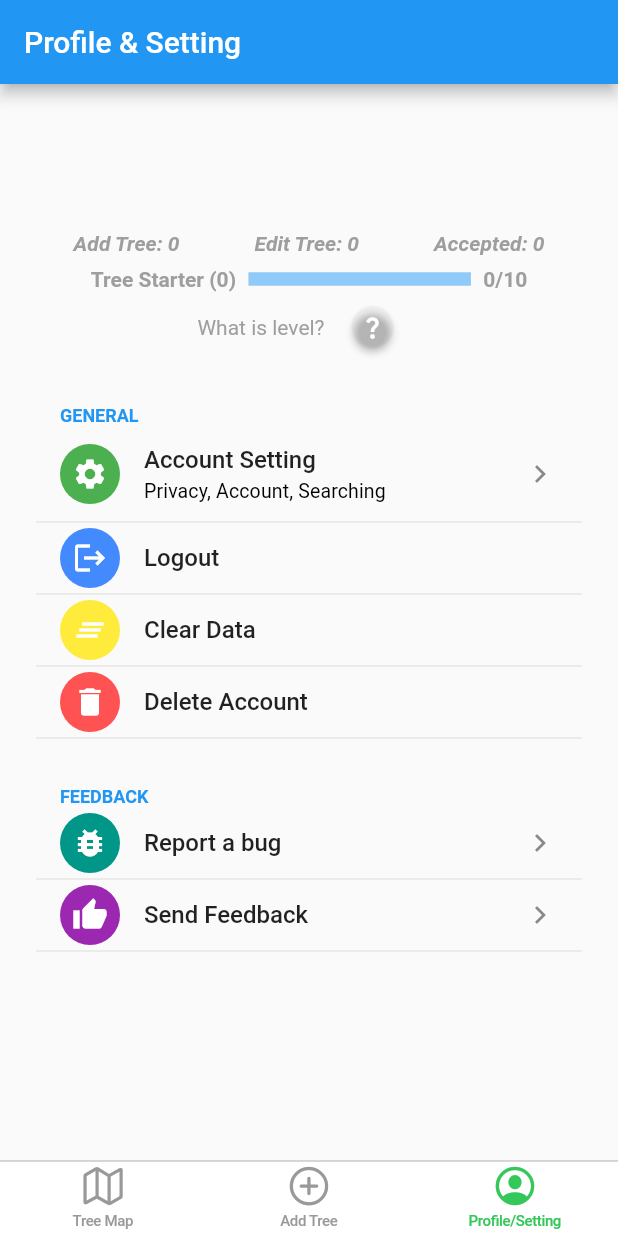
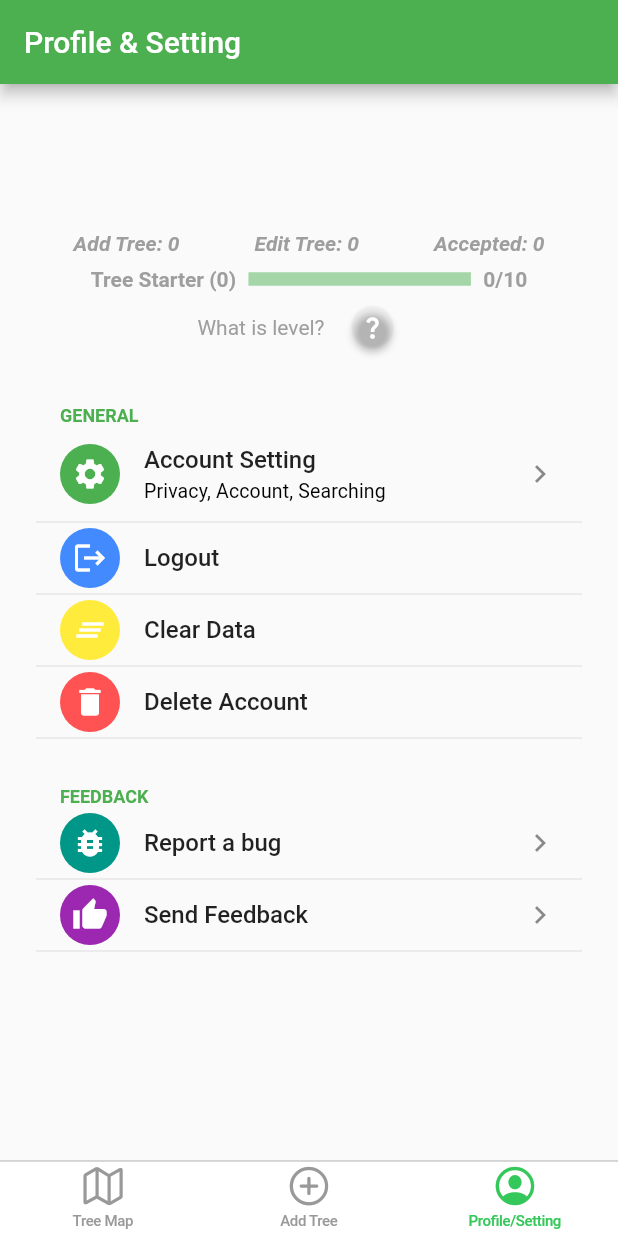
Before and after one commit to billzhao1030/Urban-Forest, a Flutter app: the HomeScreen screen opened directly, item 3 of the bottom bar chosen, on a phone screen of 412 x 824 dp. Run offline on Flutter 3.47's test engine with Material 2 defaults, Android fonts, the phone set to English and light mode, and no system bars; drawn by our look-alikes of flutter_settings_screens; our stand-ins replace animated_splash_screen, camera, cloud_firestore, firebase_auth, firebase_core, geocoding and 7 more; accounts and stored records are empty.

Commit message:
color issue and version add

```diff
--- a/lib/view/main_function/home_screen.dart
+++ b/lib/view/main_function/home_screen.dart
@@ -1,6 +1,7 @@
 
 import 'package:firebase_auth/firebase_auth.dart';
 import 'package:flutter/cupertino.dart';
+import 'package:flutter/material.dart';
 import 'package:provider/provider.dart';
 import 'package:urban_forest/provider/account_provider.dart';
 import 'package:urban_forest/provider/user.dart';
@@ -46,7 +47,11 @@ class _HomeScreenState extends State<HomeScreen> with SingleTickerProviderStateM
 
   @override
   Widget build(BuildContext context) {
-    return ChangeNotifierProvider(
+    return Theme(
+      data: ThemeData(
+        primarySwatch: Colors.green, // primary color
+      ),
+      child: ChangeNotifierProvider(
         create: (context) => AccountModel(),
         child: GestureDetector(
           onTap: () {
@@ -58,6 +63,7 @@ class _HomeScreenState extends State<HomeScreen> with SingleTickerProviderStateM
           child: Consumer<AccountModel> (
             builder: iOSTabBar,
           )
+        ),
       ),
     );
   }
--- a/lib/view/main_function/profile/account_setting.dart
+++ b/lib/view/main_function/profile/account_setting.dart
@@ -30,7 +30,11 @@ class _AccountPageState extends State<AccountPage> {
 
   @override
   Widget build(BuildContext context) {
-    return SimpleSettingsTile(
+    return Theme(
+      data: ThemeData(
+        primarySwatch: Colors.green, // primary color
+      ),
+      child: SimpleSettingsTile(
         title: 'Account Setting',
         subtitle: 'Privacy, Account, Searching',
         leading: settingIcon(Icons.settings, Colors.green),
@@ -41,7 +45,12 @@ class _AccountPageState extends State<AccountPage> {
               child: SettingsGroup(
                 title: "General",
                 children: [
-                buildPrivacy(),
+                  Theme(
+                    data: ThemeData(
+                      primarySwatch: Colors.green, // primary color
+                    ),
+                    child: buildPrivacy()
+                  ),
                   const SizedBox(height: 12,),
                   buildPlantPP(),
                   const SizedBox(height: 12,),
@@ -61,6 +70,7 @@ class _AccountPageState extends State<AccountPage> {
               ),
             ) : Container()
           ]
+        ),
       ),
     );
   }
@@ -111,8 +121,8 @@ class _AccountPageState extends State<AccountPage> {
   Widget buildAdvancedSettings() =>  ExpandableSettingsTile(
     leading: const Icon(Icons.developer_mode),
     expanded: true,
-    title: 'Advanced Settings',
-    subtitle: 'Map distance, Upload method',
+    title: 'Advanced Setting',
+    subtitle: 'Upload method',
     children: <Widget>[
       CheckboxSettingsTile(
         leading: const Icon(Icons.upload),
@@ -125,8 +135,8 @@ class _AccountPageState extends State<AccountPage> {
       ),
 
       SimpleSettingsTile(
-        title: 'Advanced Settings',
-        subtitle: 'These settings is only available for advanced users',
+        title: 'Advanced Setting',
+        subtitle: 'This setting is only available for advanced users',
         enabled: false,
       )
     ],
--- a/lib/view/main_function/profile/profile_setting.dart
+++ b/lib/view/main_function/profile/profile_setting.dart
@@ -51,7 +51,11 @@ class _UserProfileState extends State<UserProfile> {
 
   @override
   Widget build(BuildContext context) {
-    return GestureDetector(
+    return Theme(
+      data: ThemeData(
+        primarySwatch: Colors.green, // primary color
+      ),
+      child: GestureDetector(
         onTap: () {
           var currentFocus = FocusScope.of(context);
           if (!currentFocus.hasPrimaryFocus) {
@@ -69,6 +73,7 @@ class _UserProfileState extends State<UserProfile> {
             automaticallyImplyLeading: false,
           ),
           body: settingArea(context),
+        ),
       ),
     );
   }
--- a/lib/view/main_function/profile/user_profile.dart
+++ b/lib/view/main_function/profile/user_profile.dart
@@ -66,6 +66,10 @@ class _ProfilePageState extends State<ProfilePage> {
 
         return Future.value(false);
       },
+      child: Theme(
+        data: ThemeData(
+          primarySwatch: Colors.green, // primary color
+        ),
         child: SettingsScreen(
           title: "User Profile",
           children: [
@@ -198,6 +202,7 @@ class _ProfilePageState extends State<ProfilePage> {
             )
           ]
         ),
+      ),
     );
   }
 
```
Also changed, not shown: lib/view/main_function/upload_tree.dart (+7 -2 lines). Lines whose indentation alone changed are shown as unchanged.
